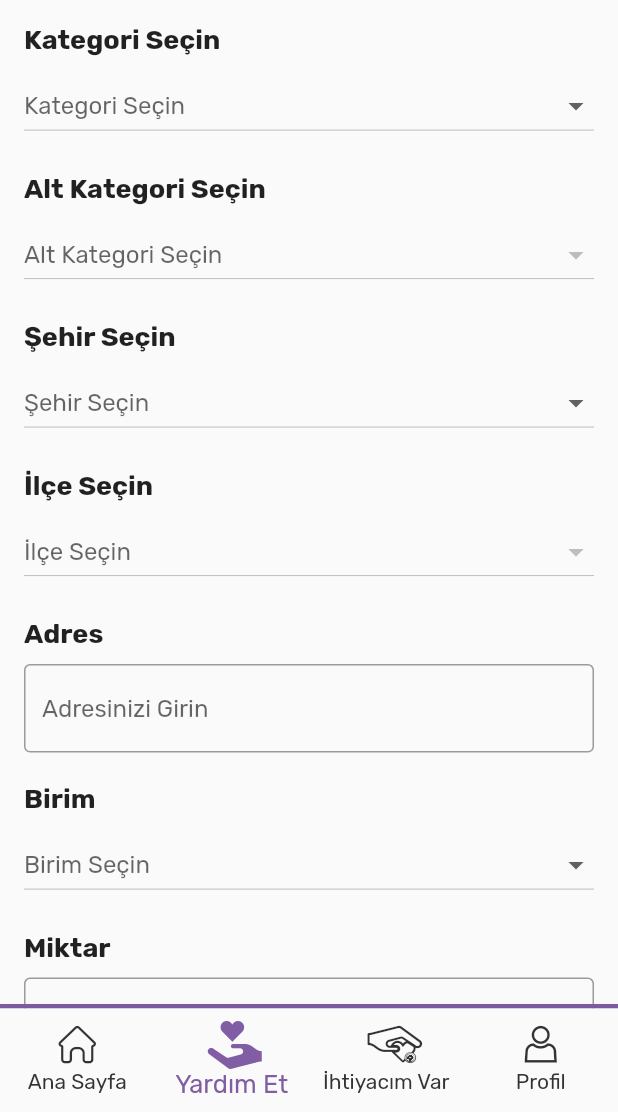
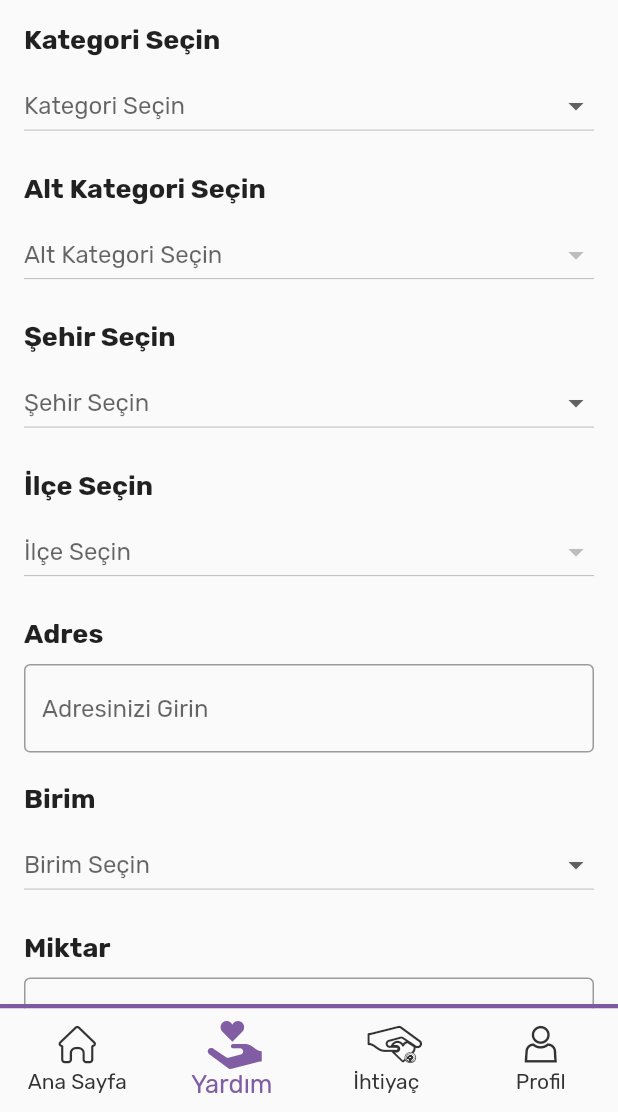
Before and after one commit to IsaTunahan/HelpHub, a Flutter app: the screen it shows once a user with an empty profile is signed in, item 2 of the bottom bar chosen, on a phone screen of 412 x 824 dp, the part 124-1236 px from its top. Run offline on Flutter 3.47's test engine with Material 2 defaults, Android fonts, the phone set to English and light mode, and no system bars; our stand-ins replace cloud_firestore, firebase_auth, firebase_core, firebase_storage, google_fonts, google_sign_in and 1 more; accounts and stored records are empty.

Commit message:
home screen özelinde UI değişiklikleri

```diff
--- a/lib/custom_widgets/bottom_nav_bar.dart
+++ b/lib/custom_widgets/bottom_nav_bar.dart
@@ -63,7 +63,7 @@ class _MyHomePageState extends State<MyHomePage> {
                     : const Icon(
                         Helphub.help_outline,
                       ),
-                label: 'Yardım Et',
+                label: 'Yardım',
               ),
               BottomNavigationBarItem(
                 icon: _selectedIndex == 2
@@ -73,7 +73,7 @@ class _MyHomePageState extends State<MyHomePage> {
                     : const Icon(
                         Helphub.need_outline,
                       ),
-                label: 'İhtiyacım Var',
+                label: 'İhtiyaç',
               ),
               BottomNavigationBarItem(
                 icon: _selectedIndex == 3
--- a/lib/screens/home/helps_screen.dart
+++ b/lib/screens/home/helps_screen.dart
@@ -1,11 +1,12 @@
+import 'package:bootcamp/style/colors.dart';
+import 'package:cloud_firestore/cloud_firestore.dart';
+import 'package:firebase_auth/firebase_auth.dart';
 import 'package:flutter/material.dart';
-import 'package:cloud_firestore/cloud_firestore.dart';
-import 'package:bootcamp/style/colors.dart';
-import 'package:firebase_auth/firebase_auth.dart';
+
 import 'maps.dart';
 
 class HelpsScreen extends StatefulWidget {
-  const HelpsScreen();
+  const HelpsScreen({super.key});
 
   @override
   _HelpsScreenState createState() => _HelpsScreenState();
@@ -39,7 +40,7 @@ class _HelpsScreenState extends State<HelpsScreen> {
         child: AppBar(
           backgroundColor: AppColors.lightGrey,
           elevation: 0,
-          flexibleSpace: Container(
+          flexibleSpace: SizedBox(
             width: double.infinity,
             child: Image.asset(
               'assets/logos/HelpHub.png',
@@ -57,17 +58,17 @@ class _HelpsScreenState extends State<HelpsScreen> {
               Column(
                 crossAxisAlignment: CrossAxisAlignment.start,
                 children: [
-                  Text(
+                  const Text(
                     'Kategori Seçin',
                     style: TextStyle(
                       fontSize: 18,
                       fontWeight: FontWeight.bold,
                     ),
                   ),
-                  SizedBox(height: 10),
+                  const SizedBox(height: 10),
                   DropdownButton<String>(
                     value: selectedCategory,
-                    hint: Text('Kategori Seçin'),
+                    hint: const Text('Kategori Seçin'),
                     isExpanded: true,
                     onChanged: (newValue) {
                       setState(() {
@@ -80,23 +81,23 @@ class _HelpsScreenState extends State<HelpsScreen> {
                         value: category,
                         child: Text(
                           category,
-                          style: TextStyle(color: AppColors.darkGrey),
+                          style: const TextStyle(color: AppColors.darkGrey),
                         ),
                       );
                     }).toList(),
                   ),
-                  SizedBox(height: 20),
-                  Text(
+                  const SizedBox(height: 20),
+                  const Text(
                     'Alt Kategori Seçin',
                     style: TextStyle(
                       fontSize: 18,
                       fontWeight: FontWeight.bold,
                     ),
                   ),
-                  SizedBox(height: 10),
+                  const SizedBox(height: 10),
                   DropdownButton<String>(
                     value: selectedSubcategory,
-                    hint: Text('Alt Kategori Seçin'),
+                    hint: const Text('Alt Kategori Seçin'),
                     isExpanded: true,
                     onChanged: (newValue) {
                       setState(() {
@@ -109,7 +110,7 @@ class _HelpsScreenState extends State<HelpsScreen> {
                               value: subcategory,
                               child: Text(
                                 subcategory,
-                                style: TextStyle(color: AppColors.midGrey),
+                                style: const TextStyle(color: AppColors.midGrey),
                               ),
                             );
                           }).toList()
@@ -117,21 +118,21 @@ class _HelpsScreenState extends State<HelpsScreen> {
                   ),
                 ],
               ),
-              SizedBox(height: 20),
+              const SizedBox(height: 20),
               Column(
                 crossAxisAlignment: CrossAxisAlignment.start,
                 children: [
-                  Text(
+                  const Text(
                     'Şehir Seçin',
                     style: TextStyle(
                       fontSize: 18,
                       fontWeight: FontWeight.bold,
                     ),
                   ),
-                  SizedBox(height: 10),
+                  const SizedBox(height: 10),
                   DropdownButton<String>(
                     value: selectedCity,
-                    hint: Text('Şehir Seçin'),
+                    hint: const Text('Şehir Seçin'),
                     isExpanded: true,
                     onChanged: (newValue) {
                       setState(() {
@@ -144,36 +145,36 @@ class _HelpsScreenState extends State<HelpsScreen> {
                         value: city,
                         child: Text(
                           city,
-                          style: TextStyle(color: AppColors.darkGrey),
+                          style: const TextStyle(color: AppColors.darkGrey),
                         ),
                       );
                     }).toList(),
                   ),
-                  SizedBox(height: 20),
-                  Text(
+                  const SizedBox(height: 20),
+                  const Text(
                     'İlçe Seçin',
                     style: TextStyle(
                       fontSize: 18,
                       fontWeight: FontWeight.bold,
                     ),
                   ),
-                  SizedBox(height: 10),
+                  const SizedBox(height: 10),
                   DropdownButton<String>(
                     value: selectedDistrict,
-                    hint: Text('İlçe Seçin'),
+                    hint: const Text('İlçe Seçin'),
                     isExpanded: true,
                     onChanged: (newValue) {
                       setState(() {
                         selectedDistrict = newValue;
                       });
                     },
-                    items: ilceler != null && ilceler[selectedCity] != null
+                    items: ilceler[selectedCity] != null
                         ? ilceler[selectedCity]!.map((ilceler) {
                             return DropdownMenuItem<String>(
                               value: ilceler,
                               child: Text(
                                 ilceler,
-                                style: TextStyle(color: AppColors.midGrey),
+                                style: const TextStyle(color: AppColors.midGrey),
                               ),
                             );
                           }).toList()
@@ -181,19 +182,19 @@ class _HelpsScreenState extends State<HelpsScreen> {
                   ),
                 ],
               ),
-              SizedBox(height: 20),
-              Text(
+              const SizedBox(height: 20),
+              const Text(
                 'Adres',
                 style: TextStyle(
                   fontSize: 18,
                   fontWeight: FontWeight.bold,
                 ),
               ),
-              SizedBox(height: 10),
+              const SizedBox(height: 10),
               TextFormField(
                 controller: addressController,
-                style: TextStyle(color: AppColors.purple),
-                decoration: InputDecoration(
+                style: const TextStyle(color: AppColors.purple),
+                decoration: const InputDecoration(
                   hintText: 'Adresinizi Girin',
                   border: OutlineInputBorder(),
                   focusedBorder: OutlineInputBorder(
@@ -202,18 +203,18 @@ class _HelpsScreenState extends State<HelpsScreen> {
                 ),
                 maxLines: null,
               ),
-              SizedBox(height: 20),
-              Text(
+              const SizedBox(height: 20),
+              const Text(
                 'Birim',
                 style: TextStyle(
                   fontSize: 18,
                   fontWeight: FontWeight.bold,
                 ),
               ),
-              SizedBox(height: 10),
+              const SizedBox(height: 10),
               DropdownButton<String>(
                 value: selectedUnit,
-                hint: Text('Birim Seçin'),
+                hint: const Text('Birim Seçin'),
                 isExpanded: true,
                 onChanged: (newValue) {
                   setState(() {
@@ -227,19 +228,19 @@ class _HelpsScreenState extends State<HelpsScreen> {
                   );
                 }).toList(),
               ),
-              SizedBox(height: 20),
-              Text(
+              const SizedBox(height: 20),
+              const Text(
                 'Miktar',
                 style: TextStyle(
                   fontSize: 18,
                   fontWeight: FontWeight.bold,
                 ),
               ),
-              SizedBox(height: 10),
+              const SizedBox(height: 10),
               TextFormField(
                 controller: miktarController,
-                style: TextStyle(color: AppColors.purple),
-                decoration: InputDecoration(
+                style: const TextStyle(color: AppColors.purple),
+                decoration: const InputDecoration(
                   hintText: 'Miktar Girin',
                   border: OutlineInputBorder(),
                   focusedBorder: OutlineInputBorder(
@@ -248,19 +249,19 @@ class _HelpsScreenState extends State<HelpsScreen> {
                 ),
                 maxLines: null,
               ),
-              SizedBox(height: 20),
-              Text(
+              const SizedBox(height: 20),
+              const Text(
                 'Ne Konuda Destek Olabilirsin?',
                 style: TextStyle(
                   fontSize: 18,
                   fontWeight: FontWeight.bold,
                 ),
               ),
-              SizedBox(height: 10),
+              const SizedBox(height: 10),
               TextFormField(
                 controller: destekController,
-                style: TextStyle(color: AppColors.purple),
-                decoration: InputDecoration(
+                style: const TextStyle(color: AppColors.purple),
+                decoration: const InputDecoration(
                   hintText: 'İhtiyacınızı Yazın',
                   border: OutlineInputBorder(),
                   focusedBorder: OutlineInputBorder(
@@ -269,7 +270,7 @@ class _HelpsScreenState extends State<HelpsScreen> {
                 ),
                 maxLines: null,
               ),
-              SizedBox(height: 20),
+              const SizedBox(height: 20),
               ElevatedButton(
                 onPressed: () async {
                   String category = selectedCategory ?? '';
@@ -322,9 +323,9 @@ class _HelpsScreenState extends State<HelpsScreen> {
                   }
                 },
                 style: ElevatedButton.styleFrom(
-                  primary: AppColors.purple,
+                  backgroundColor: AppColors.purple,
                 ),
-                child: Text(
+                child: const Text(
                   'Gönder',
                   style: TextStyle(color: AppColors.white),
                 ),
--- a/lib/screens/home/home_swt/home_help.dart
+++ b/lib/screens/home/home_swt/home_help.dart
@@ -1,8 +1,6 @@
 import 'package:cloud_firestore/cloud_firestore.dart';
 import 'package:firebase_auth/firebase_auth.dart';
 import 'package:flutter/material.dart';
-
-import '../../../style/colors.dart';
 
 class HomeHelpScreen extends StatefulWidget {
   const HomeHelpScreen({Key? key}) : super(key: key);
@@ -75,7 +73,7 @@ class _HomeHelpScreenState extends State<HomeHelpScreen> {
             else
               ListView.builder(
                 shrinkWrap: true,
-                physics: NeverScrollableScrollPhysics(),
+                physics: const NeverScrollableScrollPhysics(),
                 itemCount: documents.length,
                 itemBuilder: (context, index) {
                   final data = documents[index].data();
@@ -92,7 +90,7 @@ class _HomeHelpScreenState extends State<HomeHelpScreen> {
                     future: getUsername(desteksahibiId),
                     builder: (context, snapshot) {
                       if (snapshot.connectionState == ConnectionState.waiting) {
-                        return SizedBox.shrink();
+                        return const SizedBox.shrink();
                       }
                       if (snapshot.hasError) {
                         return Text('Hata oluştu: ${snapshot.error}');
--- a/lib/screens/home/home_swt/home_need.dart
+++ b/lib/screens/home/home_swt/home_need.dart
@@ -1,8 +1,6 @@
 import 'package:cloud_firestore/cloud_firestore.dart';
 import 'package:firebase_auth/firebase_auth.dart';
 import 'package:flutter/material.dart';
-
-import '../../../style/colors.dart';
 
 class HomeNeedScreen extends StatefulWidget {
   const HomeNeedScreen({Key? key}) : super(key: key);
@@ -75,7 +73,7 @@ class _HomeNeedScreenState extends State<HomeNeedScreen> {
             else
               ListView.builder(
                 shrinkWrap: true,
-                physics: NeverScrollableScrollPhysics(),
+                physics: const NeverScrollableScrollPhysics(),
                 itemCount: documents.length,
                 itemBuilder: (context, index) {
                   final data = documents[index].data();
--- a/lib/screens/profile/prf_yrd_ihtc.dart
+++ b/lib/screens/profile/prf_yrd_ihtc.dart
@@ -21,7 +21,7 @@ class _CategorySwitcherWidgetState extends State<CategorySwitcherWidget> {
       children: [
         Padding(
           padding: EdgeInsets.symmetric(
-              horizontal: screenWidth - (screenWidth - 40), vertical: 15),
+              horizontal: screenWidth - (screenWidth - 35), vertical: 15),
           child: Card(
             shape: RoundedRectangleBorder(
               borderRadius: BorderRadius.circular(10),
```
Also changed, not shown: lib/screens/home/home_screen.dart (+125 -23 lines), lib/screens/home/home_swt/home_swicther.dart (deleted, +0 -123 lines), lib/screens/home/needs_screen.dart (+37 -36 lines), lib/screens/profile/profil_yardimlar.dart (line endings or trailing spaces).
